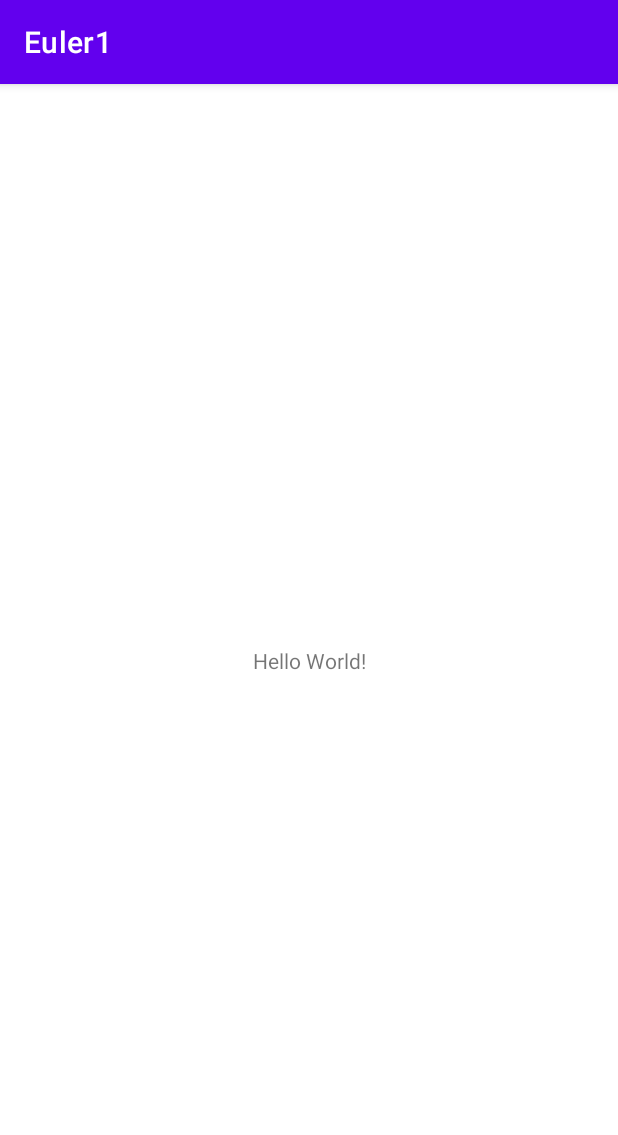
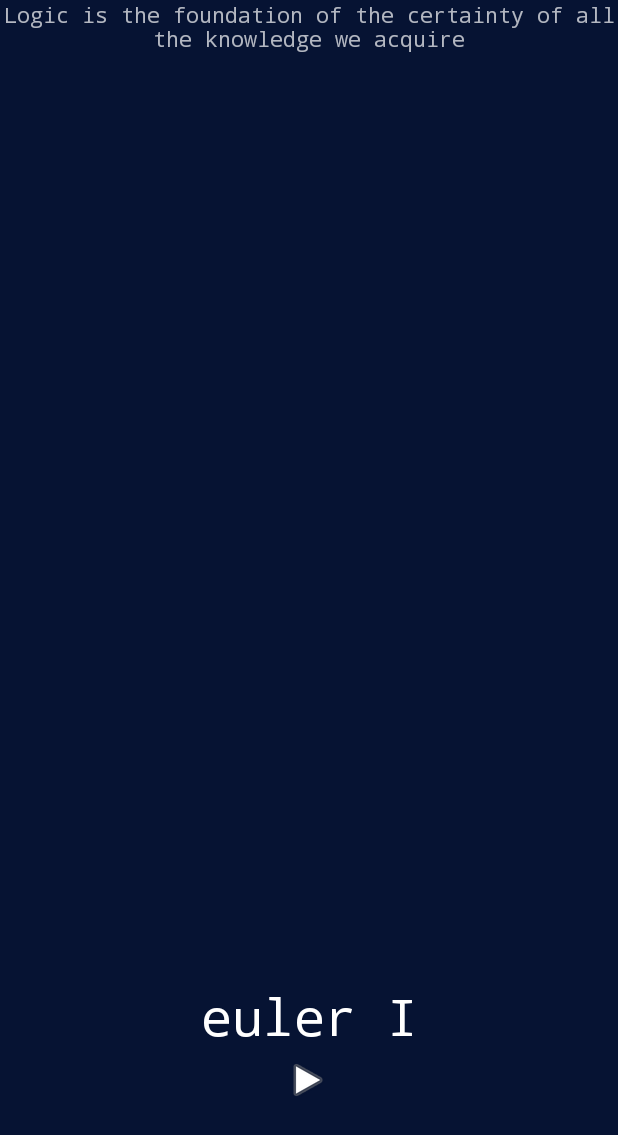
Before and after one commit to jcrucesdeveloper/Euler-1, an Android app: the screen it shows after launch (MainActivity), on a phone screen of 412 x 824 dp. Shown: the top 1135 px of the screen. Run offline under Robolectric (Android 15) with nearby library versions, the phone set to English and light mode, and no system bars.

Commit message:
Styles and first Activity

```diff
--- a/app/src/main/res/layout/activity_main.xml
+++ b/app/src/main/res/layout/activity_main.xml
@@ -1,5 +1,6 @@
 <?xml version="1.0" encoding="utf-8"?>
 <androidx.constraintlayout.widget.ConstraintLayout xmlns:android="http://schemas.android.com/apk/res/android"
+    android:background="@color/background"
     xmlns:app="http://schemas.android.com/apk/res-auto"
     xmlns:tools="http://schemas.android.com/tools"
     android:layout_width="match_parent"
@@ -7,12 +8,47 @@
     tools:context=".MainActivity">
 
     <TextView
+        android:id="@+id/textView"
         android:layout_width="wrap_content"
         android:layout_height="wrap_content"
-        android:text="Hello World!"
+        android:layout_marginStart="180dp"
+        android:layout_marginEnd="173dp"
+        android:layout_marginBottom="4dp"
+        android:fontFamily="monospace"
+        android:text="@string/title"
+        android:textColor="@color/white"
+        android:textSize="34sp"
+        app:layout_constraintBottom_toTopOf="@+id/imageView"
+        app:layout_constraintEnd_toEndOf="parent"
+        app:layout_constraintHorizontal_bias="0.542"
+        app:layout_constraintStart_toStartOf="parent" />
+
+    <ImageView
+        android:id="@+id/imageView"
+        android:layout_width="wrap_content"
+        android:layout_height="wrap_content"
+        android:layout_marginStart="189dp"
+        android:layout_marginEnd="190dp"
+        android:layout_marginBottom="88dp"
         app:layout_constraintBottom_toBottomOf="parent"
-        app:layout_constraintLeft_toLeftOf="parent"
-        app:layout_constraintRight_toRightOf="parent"
-        app:layout_constraintTop_toTopOf="parent" />
+        app:layout_constraintEnd_toEndOf="parent"
+        app:layout_constraintHorizontal_bias="0.0"
+        app:layout_constraintStart_toStartOf="parent"
+        app:srcCompat="@android:drawable/ic_media_play" />
 
+    <TextView
+        android:id="@+id/textViewQuote"
+        android:layout_width="wrap_content"
+        android:layout_height="wrap_content"
+        android:layout_marginStart="8dp"
+        android:layout_marginEnd="8dp"
+        android:alpha="0.7"
+        android:fontFamily="monospace"
+        android:text="Logic is the foundation of the certainty of all the knowledge we acquire"
+        android:textAlignment="center"
+        android:textColor="@color/white"
+        android:textSize="14sp"
+        app:layout_constraintEnd_toEndOf="parent"
+        app:layout_constraintStart_toStartOf="parent"
+        tools:layout_editor_absoluteY="32dp" />
 </androidx.constraintlayout.widget.ConstraintLayout>
--- a/app/src/main/res/values/colors.xml
+++ b/app/src/main/res/values/colors.xml
@@ -7,4 +7,5 @@
     <color name="teal_700">#FF018786</color>
     <color name="black">#FF000000</color>
     <color name="white">#FFFFFFFF</color>
+    <color name="background">#061333</color>
 </resources>
--- a/app/src/main/res/values/strings.xml
+++ b/app/src/main/res/values/strings.xml
@@ -1,3 +1,4 @@
 <resources>
-    <string name="app_name">Euler1</string>
+    <string name="app_name">euler I</string>
+    <string name="title">euler I</string>
 </resources>
--- a/app/src/main/res/values/themes.xml
+++ b/app/src/main/res/values/themes.xml
@@ -1,6 +1,6 @@
 <resources xmlns:tools="http://schemas.android.com/tools">
     <!-- Base application theme. -->
-    <style name="Theme.Euler1" parent="Theme.MaterialComponents.DayNight.DarkActionBar">
+    <style name="Theme.Euler1" parent="Theme.AppCompat.DayNight.NoActionBar">
         <!-- Primary brand color. -->
         <item name="colorPrimary">@color/purple_500</item>
         <item name="colorPrimaryVariant">@color/purple_700</item>
@@ -8,9 +8,5 @@
         <!-- Secondary brand color. -->
         <item name="colorSecondary">@color/teal_200</item>
         <item name="colorSecondaryVariant">@color/teal_700</item>
-        <item name="colorOnSecondary">@color/black</item>
-        <!-- Status bar color. -->
-        <item name="android:statusBarColor" tools:targetApi="l">?attr/colorPrimaryVariant</item>
-        <!-- Customize your theme here. -->
     </style>
 </resources>
```
